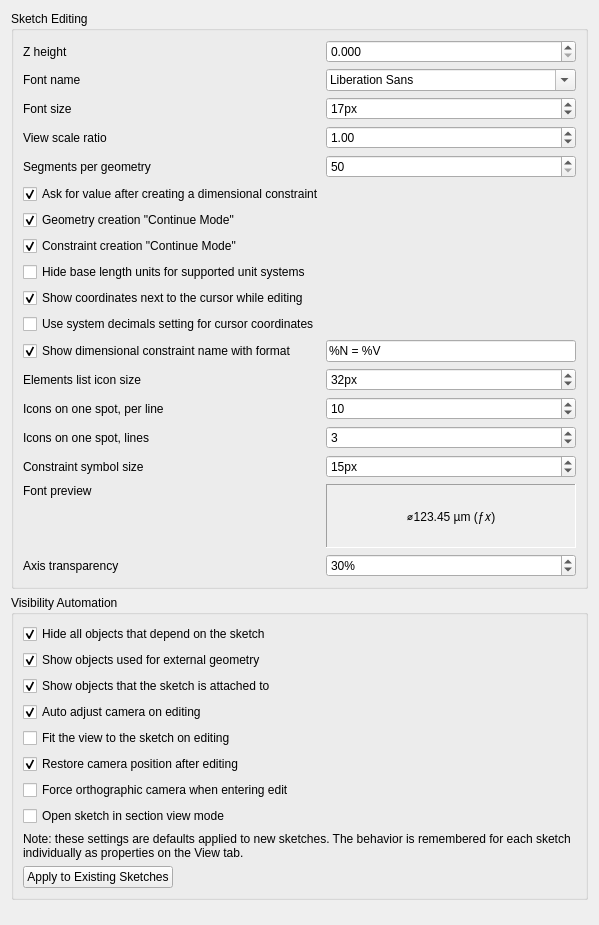
Before: the Qt Designer form src/Mod/Sketcher/Gui/SketcherSettingsDisplay.ui in realthunder/FreeCAD, drawn with Qt 5.
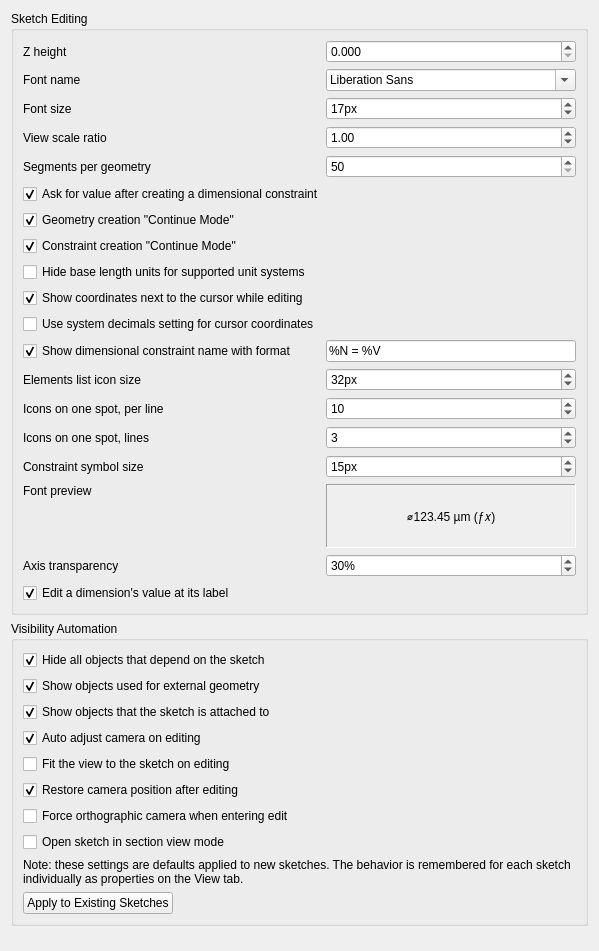
After: the same form once the commit is applied. Custom widgets are drawn as their Qt base class.

Commit message: Sketcher: a dimension's value is typed in the view, at its label

What changed in the file:
```diff
--- a/src/Mod/Sketcher/Gui/SketcherSettingsDisplay.ui
+++ b/src/Mod/Sketcher/Gui/SketcherSettingsDisplay.ui
@@ -96,6 +96,25 @@
         </property>
        </widget>
       </item>
+      <item row="19" column="0" colspan="2">
+       <widget class="Gui::PrefCheckBox" name="checkBoxEditDatumInPlace">
+        <property name="toolTip">
+         <string>The value of a dimensional constraint is typed in the view, at the constraint's label: Enter applies it, Escape leaves it, Tab moves between several. Off, a dialog asks for it. "Edit Value" in the context menu opens the dialog either way.</string>
+        </property>
+        <property name="text">
+         <string>Edit a dimension's value at its label</string>
+        </property>
+        <property name="checked">
+         <bool>true</bool>
+        </property>
+        <property name="prefEntry" stdset="0">
+         <cstring>EditDatumInPlace</cstring>
+        </property>
+        <property name="prefPath" stdset="0">
+         <cstring>Mod/Sketcher/General</cstring>
+        </property>
+       </widget>
+      </item>
       <item row="9" column="0">
        <widget class="Gui::PrefCheckBox" name="checkBoxShowCursorCoords">
         <property name="toolTip">
```
The commit also changes 9 other files.
